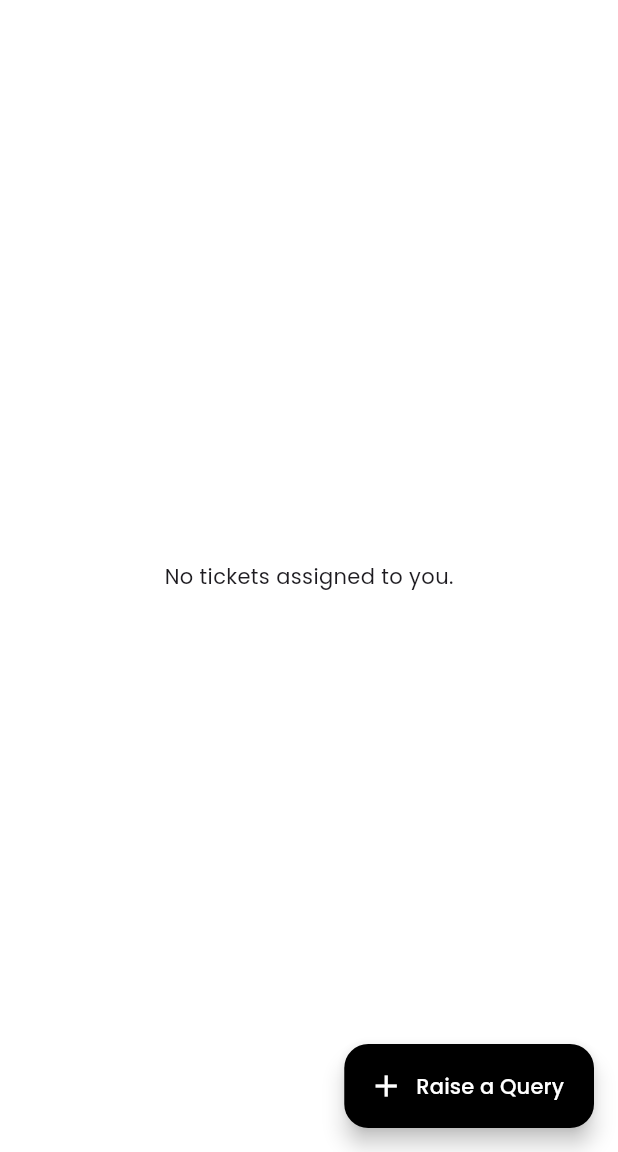
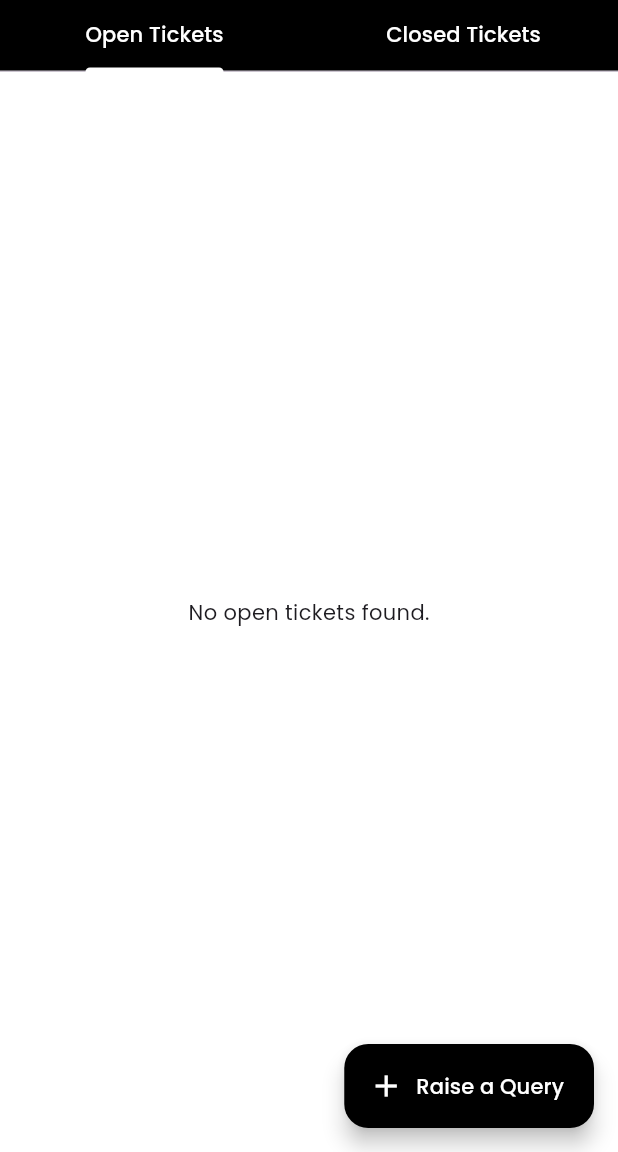
Before and after one commit to MohamedRasith/vendor, a Flutter app: the VendorTicketList screen opened directly with empty values, on a phone screen of 412 x 824 dp, the part 84-1236 px from its top. Run offline on Flutter 3.47's test engine with Material 3 defaults, Android fonts, the phone set to English and light mode, and no system bars; our stand-ins replace cached_network_image, cloud_firestore, file_picker, firebase_auth, firebase_core, firebase_storage and 7 more; missing offline and left inert: dart:html, syncfusion_flutter_xlsio; accounts and stored records are empty; project files that could hold a hidden picture were left out.

Commit message:
Tickets page updated

```diff
--- a/lib/Pages/create_query_with_admin.dart
+++ b/lib/Pages/create_query_with_admin.dart
@@ -113,9 +113,9 @@ class _CreateQueryWithAdminState extends State<CreateQueryWithAdmin> {
                       trailing: Text(
                         query['status'].toString().toUpperCase(),
                         style: TextStyle(
-                          color: query['status'] == 'completed'
+                          color: query['status'] == 'open'
                               ? Colors.green
-                              : query['status'] == 'on process'
+                              : query['status'] == 'closed'
                               ? Colors.orange
                               : Colors.red,
                         ),
--- a/lib/Pages/vendor_tickets_page.dart
+++ b/lib/Pages/vendor_tickets_page.dart
@@ -1,7 +1,9 @@
 import 'package:cloud_firestore/cloud_firestore.dart';
 import 'package:flutter/material.dart';
+import 'package:google_fonts/google_fonts.dart';
+import 'package:intl/intl.dart';
 import 'package:vendor/Pages/vendor_chat_page.dart';
-import 'package:vendor/Pages/create_query_with_admin.dart'; // Make sure this page exists
+import 'package:vendor/Pages/create_query_with_admin.dart';
 
 class VendorTicketList extends StatelessWidget {
   final String vendorName;
@@ -10,24 +12,65 @@ class VendorTicketList extends StatelessWidget {
 
   @override
   Widget build(BuildContext context) {
-    return Scaffold(
+    return DefaultTabController(
+      length: 2, // Two tabs: Open & Closed
+      child: Scaffold(
         backgroundColor: Colors.white,
         appBar: AppBar(
           backgroundColor: Colors.black,
           title: Text('Vendor Tickets', style: TextStyle(color: Colors.white)),
+          bottom: const TabBar(
+            indicatorColor: Colors.white,
+            labelColor: Colors.white,           // Selected tab text color
+            unselectedLabelColor: Colors.white, // Unselected tab text color
+            tabs: [
+              Tab(text: "Open Tickets"),
+              Tab(text: "Closed Tickets"),
+            ],
           ),
-      body: StreamBuilder<QuerySnapshot>(
+        ),
+        body: TabBarView(
+          children: [
+            // Open Tickets
+            ticketListTab(vendorName, "open"),
+            // Closed Tickets
+            ticketListTab(vendorName, "closed"),
+          ],
+        ),
+        floatingActionButton: FloatingActionButton.extended(
+          onPressed: () {
+            Navigator.push(
+              context,
+              MaterialPageRoute(
+                builder: (_) => CreateQueryWithAdmin(vendorName: vendorName),
+              ),
+            );
+          },
+          backgroundColor: Colors.black,
+          foregroundColor: Colors.white,
+          icon: Icon(Icons.add),
+          label: Text("Raise a Query"),
+        ),
+      ),
+    );
+  }
+
+  Widget ticketListTab(String vendorName, String statusFilter) {
+    return StreamBuilder<QuerySnapshot>(
       stream: FirebaseFirestore.instance
           .collection('tickets')
           .where('vendorName', isEqualTo: vendorName)
+          .where('status', isEqualTo: statusFilter)
           .snapshots(),
       builder: (context, snapshot) {
-          if (!snapshot.hasData) return Center(child: CircularProgressIndicator());
+        if (!snapshot.hasData) {
+          return const Center(child: CircularProgressIndicator());
+        }
 
         final tickets = snapshot.data!.docs;
 
         if (tickets.isEmpty) {
-            return Center(child: Text("No tickets assigned to you."));
+          return Center(child: Text("No $statusFilter tickets found."));
         }
 
         return ListView.builder(
@@ -38,7 +81,29 @@ class VendorTicketList extends StatelessWidget {
               color: Colors.white,
               child: ListTile(
                 title: Text(ticket['title']),
-                  subtitle: Text(ticket['description']),
+                subtitle: Column(
+                  crossAxisAlignment: CrossAxisAlignment.start,
+                  children: [
+                    const SizedBox(height: 10),
+                    richText("Ticket ID:", ticket.id),
+                    const SizedBox(height: 10),
+                    richText("Description:", ticket['description'] ?? ''),
+                    const SizedBox(height: 10),
+                    richText(
+                      "Created at:",
+                      DateFormat('dd MMM yyyy, hh:mm a')
+                          .format(ticket['createdAt'].toDate()),
+                    ),
+                    const SizedBox(height: 10),
+                    richText(
+                      "Status:",
+                      ticket['status'],
+                      valueColor: ticket['status'] == "open"
+                          ? Colors.green
+                          : Colors.red,
+                    ),
+                  ],
+                ),
                 trailing: Icon(Icons.chat),
                 onTap: () {
                   Navigator.push(
@@ -56,22 +121,28 @@ class VendorTicketList extends StatelessWidget {
           },
         );
       },
+    );
+  }
+
+  Widget richText(String label, String value, {Color? valueColor}) {
+    return RichText(
+      text: TextSpan(
+        text: "$label\n",
+        style: TextStyle(
+          fontWeight: FontWeight.bold,
+          color: Colors.black,
+          fontFamily: GoogleFonts.poppins().fontFamily,
         ),
-      floatingActionButton: FloatingActionButton.extended(
-        onPressed: () {
-          Navigator.push(
-            context,
-            MaterialPageRoute(
-              builder: (_) => CreateQueryWithAdmin(
-                vendorName: vendorName,
+        children: [
+          TextSpan(
+            text: value,
+            style: TextStyle(
+              fontWeight: FontWeight.normal,
+              color: valueColor ?? Colors.black,
+              fontFamily: GoogleFonts.poppins().fontFamily,
             ),
           ),
-          );
-        },
-        backgroundColor: Colors.black,
-        foregroundColor: Colors.white,
-        icon: Icon(Icons.add),
-        label: Text("Raise a Query"),
+        ],
       ),
     );
   }
```
Also changed, not shown: 2 other files. Lines whose indentation alone changed are shown as unchanged.
